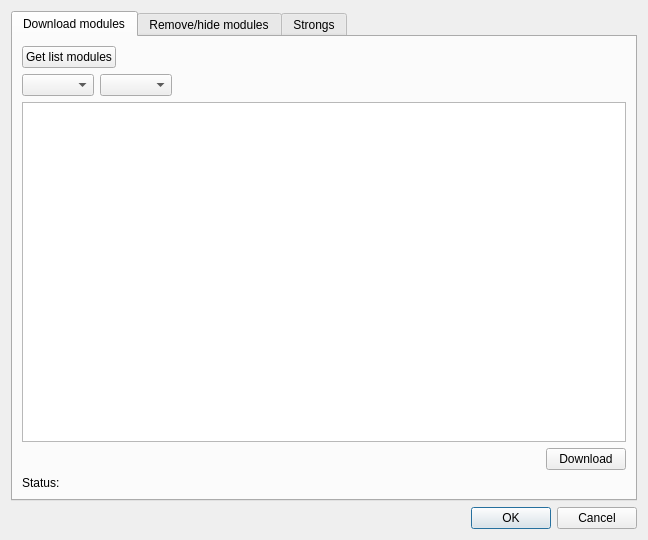
First picture: the form in src/gui/dialogs/managermodules/managermodules.ui, repository axsapronov/QSopherim, before the edit.
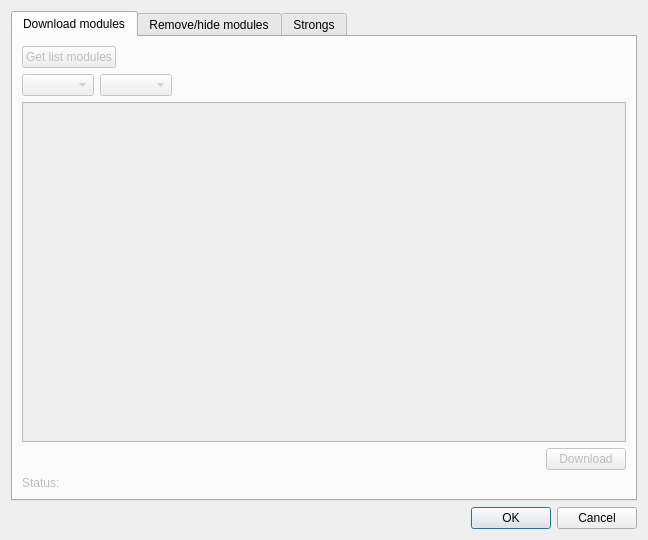
Second picture: the form after the edit. The open tabs and pages were chosen to show the change.

```diff
--- a/src/gui/dialogs/managermodules/managermodules.ui
+++ b/src/gui/dialogs/managermodules/managermodules.ui
@@ -26,10 +26,16 @@
    </item>
    <item row="0" column="0">
     <widget class="QTabWidget" name="tabWidget">
+     <property name="enabled">
+      <bool>true</bool>
+     </property>
      <property name="currentIndex">
       <number>2</number>
      </property>
      <widget class="QWidget" name="tab">
+      <property name="enabled">
+       <bool>false</bool>
+      </property>
       <attribute name="title">
        <string>Download modules</string>
       </attribute>
```
Left out of the diff: 2 changed lines with no effect on the pictures.
